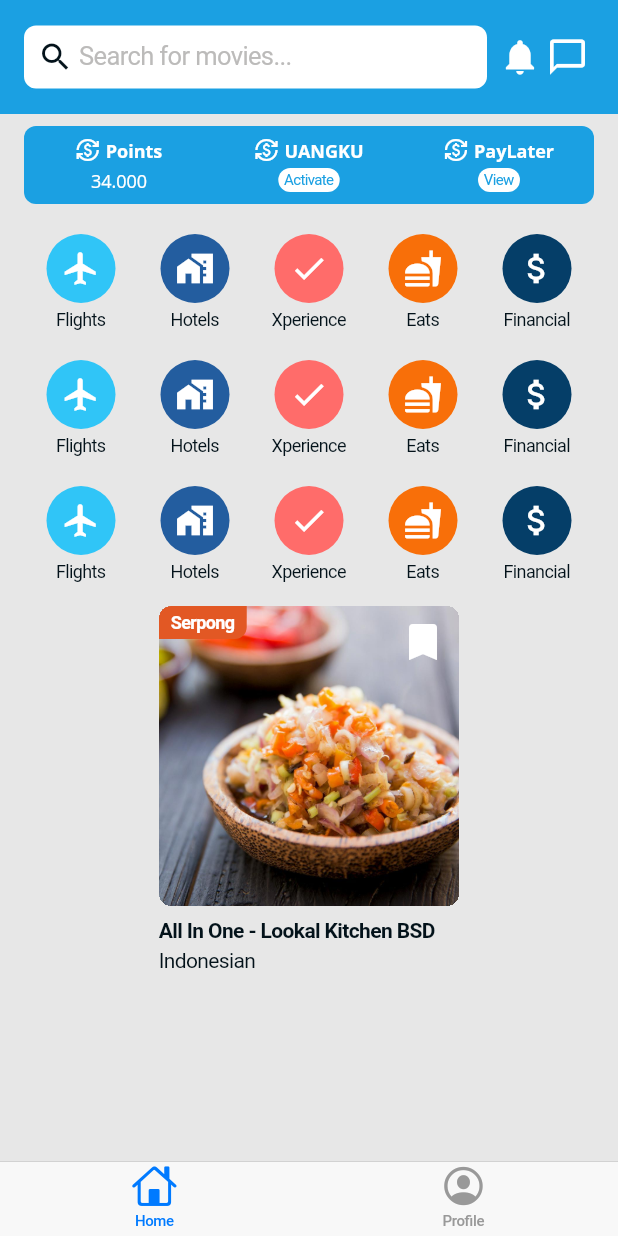
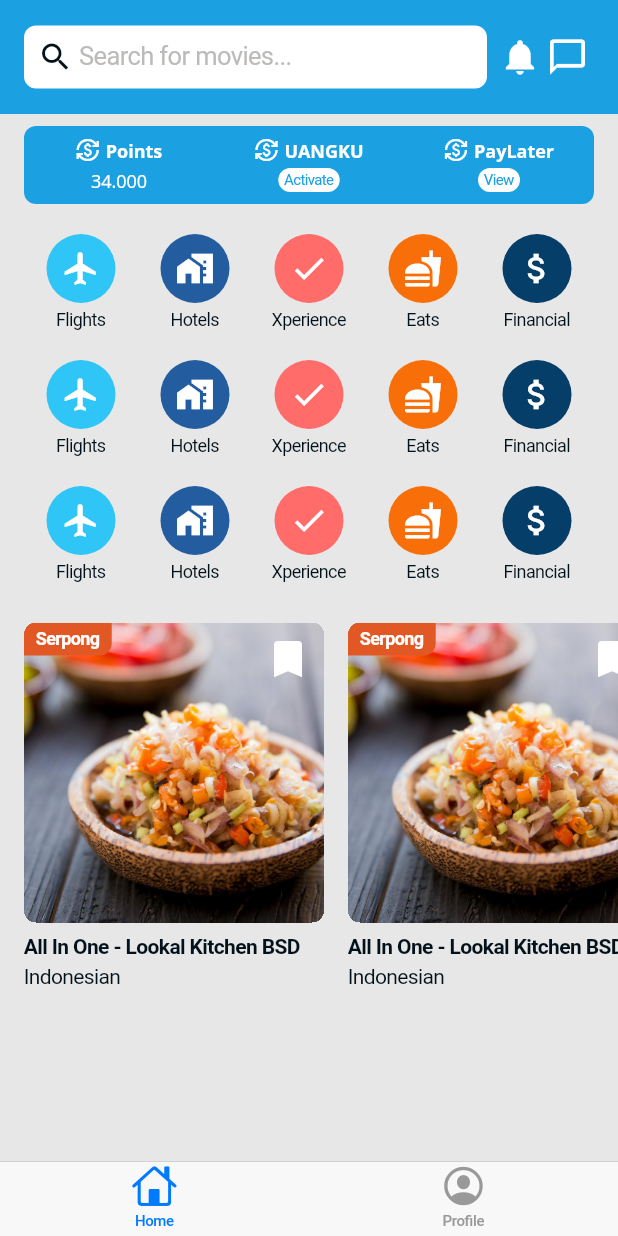
Before and after one commit to theodorusyoga/Flutter-Test-App, a Flutter app: the screen it shows after launch, on a phone screen of 412 x 824 dp. Run offline on Flutter 3.47's test engine with Material 2 defaults, Android fonts, the light colour scheme and no system bars; drawn by our look-alikes of scroll_snap_list.

Commit message:
Add scroll snap list and add explore items mapping

```diff
--- a/lib/views/home/explore/components/explore_item.dart
+++ b/lib/views/home/explore/components/explore_item.dart
@@ -68,13 +68,15 @@ class ExploreItem extends StatelessWidget {
             children: [
               _image,
               const SizedBox(height: 8),
-              Text(exploreItem.name, style: normalTextStyleBold, textAlign: TextAlign.left),
+              Text(exploreItem.name, maxLines: 2, style: normalTextStyleBold, textAlign: TextAlign.left),
               const SizedBox(height: 4),
-              Text(exploreItem.description, style: normalTextStyle, textAlign: TextAlign.left)
+              Text(exploreItem.description, maxLines: 1, style: normalTextStyle, textAlign: TextAlign.left)
             ],
           ),
           width: imageSize,
+          height: 270,
         ),
-        onPressed: () => onPressed(exploreItem.id));
+        onPressed: () => onPressed(exploreItem.id),
+        padding: _styles.containerPadding);
   }
 }
--- a/lib/views/home/explore/components/styles.dart
+++ b/lib/views/home/explore/components/styles.dart
@@ -24,5 +24,7 @@ class ExploreItemStyles {
   // IMAGE
   final BoxDecoration imageContainerDecoration =
       const BoxDecoration(borderRadius: BorderRadius.all(Radius.circular(8)));
+
+  final EdgeInsetsGeometry containerPadding = const EdgeInsets.only(top: 0, left: 16, right: 0, bottom: 0);
   // END OF IMAGE
 }
--- a/lib/views/home/explore/explore.dart
+++ b/lib/views/home/explore/explore.dart
@@ -1,10 +1,14 @@
 import 'package:flutter/cupertino.dart';
+import 'package:scroll_snap_list/scroll_snap_list.dart';
 
 import '../../../model/explore_model.dart';
 import './components/explore_item.dart';
+import './styles.dart';
 
 class Explore extends StatelessWidget {
   Explore({Key? key}) : super(key: key);
+
+  final _styles = ExploreStyles();
 
   final exploreItems = <ExploreModel>[
     ExploreModel(
@@ -45,13 +49,28 @@ class Explore extends StatelessWidget {
     // implement onpressed
   }
 
+  Widget _buildListItem(BuildContext context, int index) {
+    return ExploreItem(
+      exploreItem: exploreItems[index],
+      onBookmarkPressed: _onBookmarkPressed,
+      onPressed: _onPressed,
+    );
+  }
+
   @override
   Widget build(BuildContext context) {
+    final double _width = MediaQuery.of(context).size.width;
+
     return Container(
-        child: ExploreItem(
-      exploreItem: exploreItems[0],
-      onBookmarkPressed: _onBookmarkPressed,
-      onPressed: _onPressed,
-    ));
+        width: _width,
+        padding: _styles.containerPadding,
+        height: 300,
+        child: ScrollSnapList(
+            itemBuilder: _buildListItem,
+            itemCount: exploreItems.length,
+            itemSize: 200,
+            onItemFocus: (index) {},
+            selectedItemAnchor: SelectedItemAnchor.START,
+            ));
   }
 }
--- /dev/null
+++ b/lib/views/home/explore/styles.dart
@@ -0,0 +1,7 @@
+import 'package:flutter/cupertino.dart';
+
+class ExploreStyles {
+  ExploreStyles();
+
+  final EdgeInsetsGeometry containerPadding = const EdgeInsets.only(top: 24);
+}
--- a/pubspec.yaml
+++ b/pubspec.yaml
@@ -34,6 +34,7 @@ dependencies:
   # Use with the CupertinoIcons class for iOS style icons.
   cupertino_icons: ^1.0.2
   intl: ^0.17.0
+  scroll_snap_list: ^0.8.4
 
 dev_dependencies:
   flutter_test:
```
Also changed, not shown: pubspec.lock.
